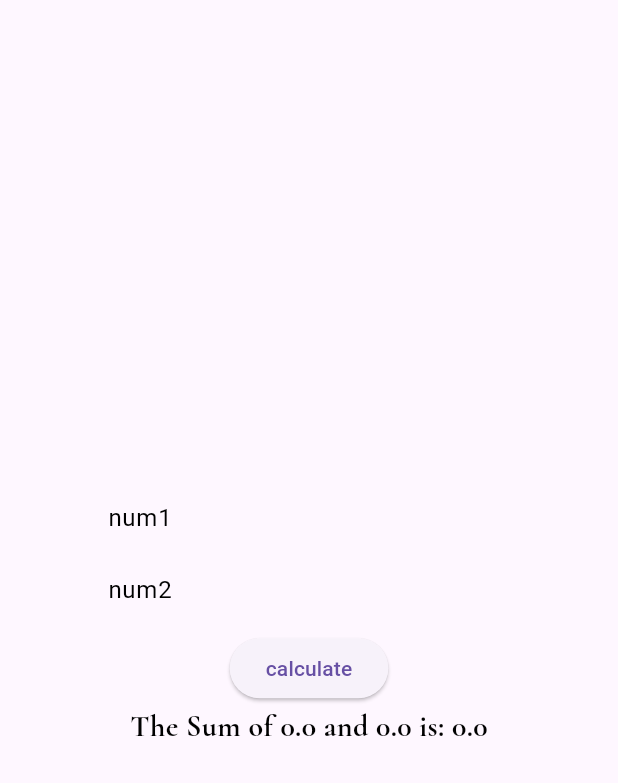
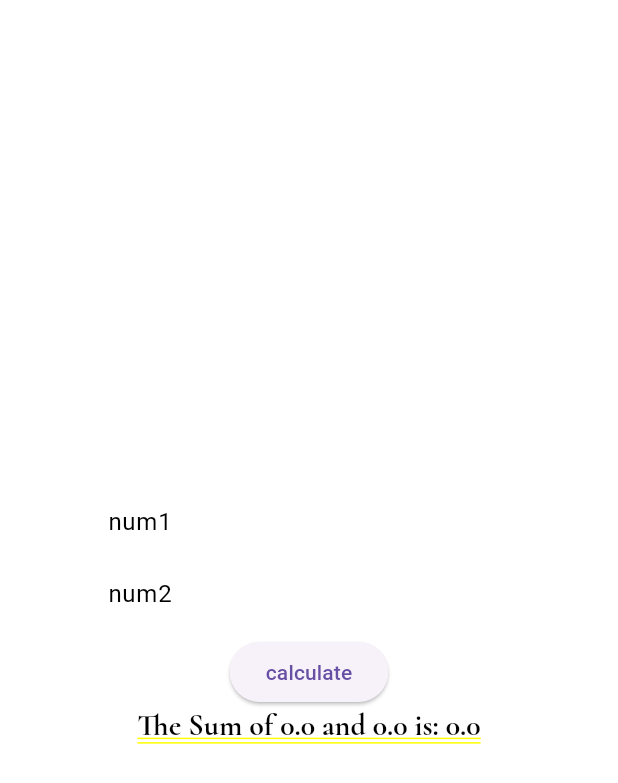
Before and after one commit to SheeThiga/flutter_application_1, a Flutter app: the Calculator screen opened by its route, on a phone screen of 412 x 824 dp. Shown: the top 783 px of the screen. Run offline on Flutter 3.47's test engine with Material 3 defaults, Android fonts, the phone set to English and light mode, and no system bars; our stand-ins replace curved_navigation_bar, get, google_fonts.

Commit message:
fix: ongoing...

```diff
--- a/lib/views/calculator.dart
+++ b/lib/views/calculator.dart
@@ -12,8 +12,7 @@ class Calculator extends StatelessWidget {
 
   @override
   Widget build(BuildContext context) {
-    return Scaffold(
-        body: Container(
+    return Container(
       padding: const EdgeInsets.all(20),
       child: Column(
         mainAxisAlignment: MainAxisAlignment.center,
@@ -35,7 +34,7 @@ class Calculator extends StatelessWidget {
               double b = double.parse(num2controller.text);
 
               double s = a + b;
-              calculatorController.updateSum(a,b,s);
+              calculatorController.updateSum(a, b, s);
             },
             child: const Text("calculate"),
           ),
@@ -49,6 +48,6 @@ class Calculator extends StatelessWidget {
           ),
         ],
       ),
-    ));
+    );
   }
 }
```
Also changed, not shown: lib/views/screens/registration_screen.dart (+11 -11 lines), lib/views/screens/cereals.dart (added), lib/views/screens/connected_devices_screen.dart (added).
